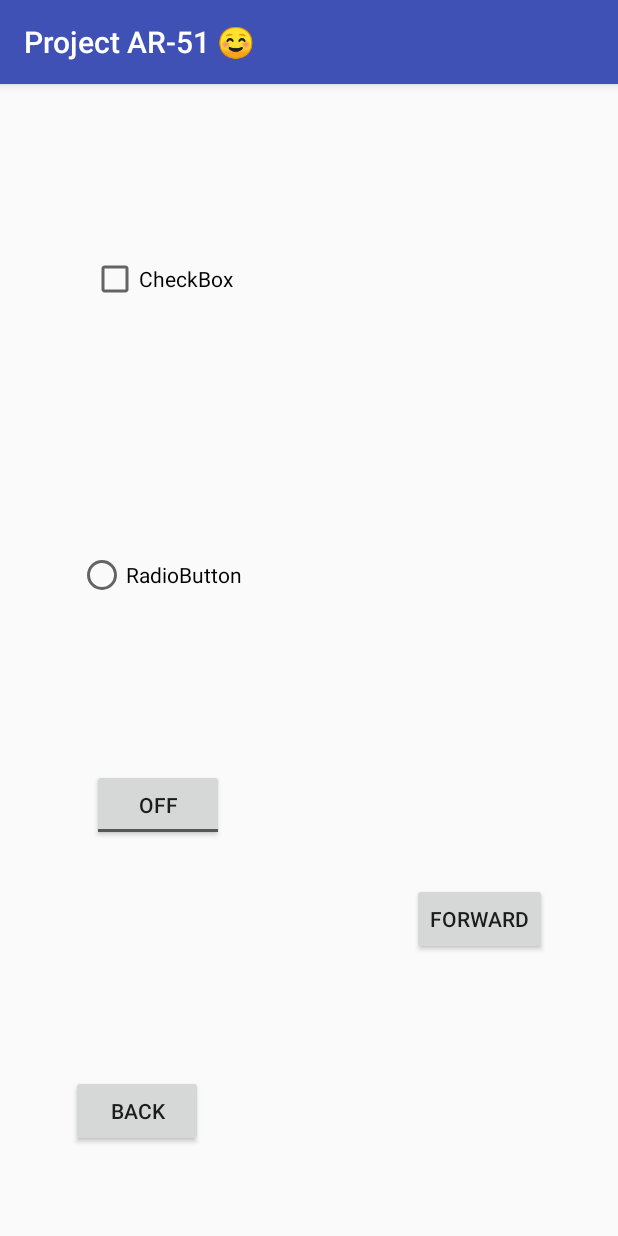
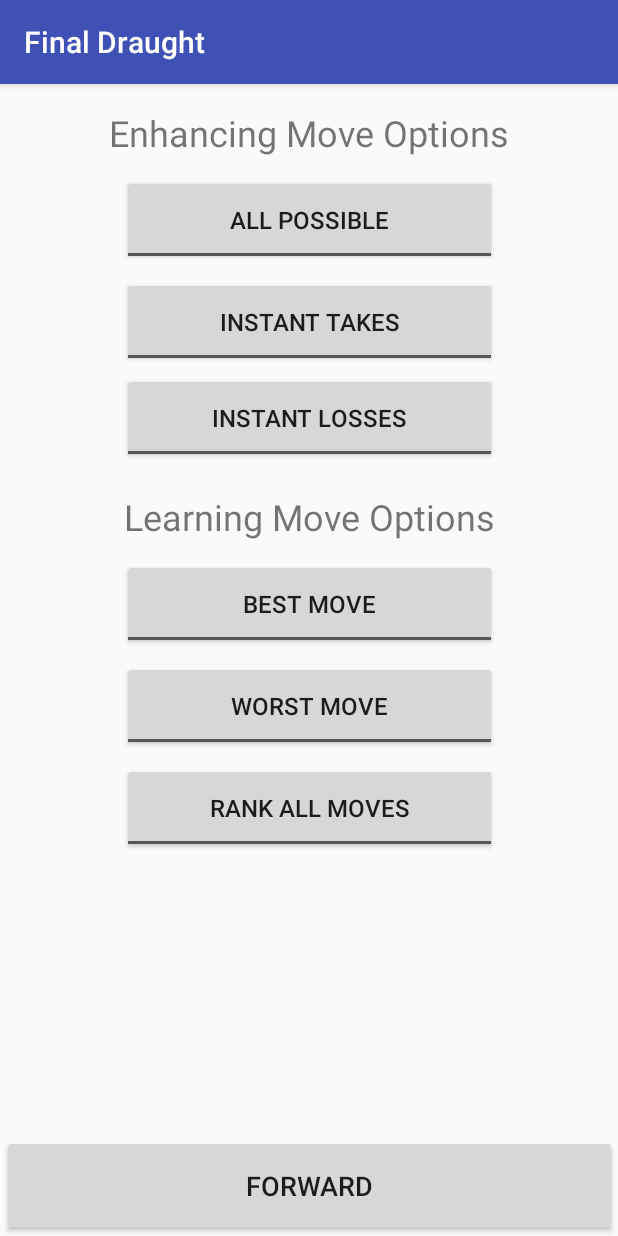
Before and after one commit to nathanpotolsky/AR51-SDD-2018, an Android app: the CheckersOptions1 screen opened directly, with no data from a screen before it, on a phone screen of 412 x 824 dp. Run offline under Robolectric (Android 15) with nearby library versions, the phone set to English and light mode, and no system bars.

Commit message:
Reworked UI on home page and checkers options page to be "basic" not WIP (work in process)

```diff
--- a/app/src/main/java/com/example/nathan/myapplication/CheckersOptions1.java
+++ b/app/src/main/java/com/example/nathan/myapplication/CheckersOptions1.java
@@ -1,7 +1,6 @@
 package com.example.nathan.myapplication;
 
 import android.content.Context;
-import android.content.Intent;
 import android.content.pm.PackageManager;
 import android.hardware.Camera;
 import android.os.Bundle;
@@ -17,14 +16,14 @@ public class CheckersOptions1 extends AppCompatActivity {
         super.onCreate(savedInstanceState);
         setContentView(R.layout.activity_checkers_options1);
 
-        Button backButton = (Button)findViewById(R.id.backButton);
-        backButton.setOnClickListener(new View.OnClickListener(){
-            @Override
-            public void onClick(View v){
-                Intent optionIntent = new Intent(getApplicationContext(), MainActivity.class);
-                startActivity(optionIntent);
-            }
-        });
+//        Button backButton = (Button)findViewById(R.id.backButton);
+//        backButton.setOnClickListener(new View.OnClickListener(){
+//            @Override
+//            public void onClick(View v){
+//                Intent optionIntent = new Intent(getApplicationContext(), MainActivity.class);
+//                startActivity(optionIntent);
+//            }
+//        });
 
         Button forwardButton = (Button)findViewById(R.id.forwardButton);
         forwardButton.setOnClickListener(new View.OnClickListener(){
--- a/app/src/main/res/layout/activity_checkers_options1.xml
+++ b/app/src/main/res/layout/activity_checkers_options1.xml
@@ -6,68 +6,126 @@
     android:layout_height="match_parent"
     tools:context="com.example.nathan.myapplication.CheckersOptions1">
 
-    <CheckBox
-        android:id="@+id/checkBox"
+    <Button
+        android:id="@+id/forwardButton"
+        android:layout_width="410dp"
+        android:layout_height="67dp"
+        android:layout_marginTop="400dp"
+        android:text="Forward"
+        android:textSize="18sp"
+        app:layout_constraintBottom_toBottomOf="parent"
+        app:layout_constraintEnd_toEndOf="parent"
+        app:layout_constraintHorizontal_bias="0.5"
+        app:layout_constraintStart_toStartOf="parent"
+        app:layout_constraintTop_toTopOf="parent"
+        app:layout_constraintVertical_bias="1.0" />
+
+    <ToggleButton
+        android:id="@+id/toggleButton"
+        android:layout_width="250dp"
+        android:layout_height="60dp"
+        android:layout_marginTop="12dp"
+        android:text="All Possible"
+        android:textOff="All Possible"
+        android:textOn="All Possible"
+        android:textSize="16sp"
+        app:layout_constraintEnd_toEndOf="parent"
+        app:layout_constraintHorizontal_bias="0.5"
+        app:layout_constraintStart_toStartOf="parent"
+        app:layout_constraintTop_toBottomOf="@+id/textView3" />
+
+    <ToggleButton
+        android:id="@+id/toggleButton2"
+        android:layout_width="250dp"
+        android:layout_height="60dp"
+        android:layout_marginTop="8dp"
+        android:text="ToggleButton"
+        android:textOff="Instant Takes"
+        android:textOn="Instant Takes"
+        android:textSize="16sp"
+        app:layout_constraintEnd_toEndOf="parent"
+        app:layout_constraintHorizontal_bias="0.5"
+        app:layout_constraintStart_toStartOf="parent"
+        app:layout_constraintTop_toBottomOf="@+id/toggleButton" />
+
+    <ToggleButton
+        android:id="@+id/toggleButton3"
+        android:layout_width="250dp"
+        android:layout_height="60dp"
+        android:layout_marginTop="4dp"
+        android:text="ToggleButton"
+        android:textOff="Instant Losses"
+        android:textOn="Instant Losses"
+        android:textSize="16sp"
+        app:layout_constraintEnd_toEndOf="parent"
+        app:layout_constraintHorizontal_bias="0.5"
+        app:layout_constraintStart_toStartOf="parent"
+        app:layout_constraintTop_toBottomOf="@+id/toggleButton2" />
+
+    <TextView
+        android:id="@+id/textView3"
         android:layout_width="wrap_content"
         android:layout_height="wrap_content"
-        android:layout_marginBottom="63dp"
-        android:layout_marginEnd="243dp"
-        android:layout_marginStart="47dp"
-        android:layout_marginTop="75dp"
-        android:text="CheckBox"
-        app:layout_constraintBottom_toTopOf="@+id/radioButton"
+        android:layout_marginTop="16dp"
+        android:text="Enhancing Move Options"
+        android:textSize="24sp"
         app:layout_constraintEnd_toEndOf="parent"
+        app:layout_constraintHorizontal_bias="0.5"
         app:layout_constraintStart_toStartOf="parent"
         app:layout_constraintTop_toTopOf="parent" />
 
-    <RadioButton
-        android:id="@+id/radioButton"
+    <TextView
+        android:id="@+id/textView5"
         android:layout_width="wrap_content"
         android:layout_height="wrap_content"
-        android:layout_marginBottom="37dp"
-        android:layout_marginEnd="237dp"
-        android:layout_marginStart="38dp"
-        android:layout_marginTop="63dp"
-        android:text="RadioButton"
-        app:layout_constraintBottom_toTopOf="@+id/toggleButton"
+        android:layout_marginTop="19dp"
+        android:text="Learning Move Options"
+        android:textSize="24sp"
         app:layout_constraintEnd_toEndOf="parent"
+        app:layout_constraintHorizontal_bias="0.5"
         app:layout_constraintStart_toStartOf="parent"
-        app:layout_constraintTop_toBottomOf="@+id/checkBox" />
+        app:layout_constraintTop_toBottomOf="@+id/toggleButton3" />
 
     <ToggleButton
-        android:id="@+id/toggleButton"
-        android:layout_width="wrap_content"
-        android:layout_height="wrap_content"
-        android:layout_marginBottom="117dp"
-        android:layout_marginEnd="249dp"
-        android:layout_marginStart="47dp"
-        android:layout_marginTop="37dp"
+        android:id="@+id/toggleButton4"
+        android:layout_width="250dp"
+        android:layout_height="60dp"
+        android:layout_marginTop="12dp"
         android:text="ToggleButton"
-        app:layout_constraintBottom_toTopOf="@+id/backButton"
+        android:textOff="Best Move"
+        android:textOn="Best Move"
+        android:textSize="16sp"
         app:layout_constraintEnd_toEndOf="parent"
+        app:layout_constraintHorizontal_bias="0.5"
         app:layout_constraintStart_toStartOf="parent"
-        app:layout_constraintTop_toBottomOf="@+id/radioButton" />
+        app:layout_constraintTop_toBottomOf="@+id/textView5" />
 
-    <Button
-        android:id="@+id/backButton"
-        android:layout_width="wrap_content"
-        android:layout_height="wrap_content"
-        android:layout_marginBottom="59dp"
-        android:layout_marginStart="47dp"
-        android:text="Back"
-        app:layout_constraintBottom_toBottomOf="parent"
-        app:layout_constraintStart_toStartOf="parent" />
+    <ToggleButton
+        android:id="@+id/toggleButton5"
+        android:layout_width="250dp"
+        android:layout_height="60dp"
+        android:layout_marginTop="8dp"
+        android:text="ToggleButton"
+        android:textOff="Worst Move"
+        android:textOn="Worst Move"
+        android:textSize="16sp"
+        app:layout_constraintEnd_toEndOf="parent"
+        app:layout_constraintHorizontal_bias="0.5"
+        app:layout_constraintStart_toStartOf="parent"
+        app:layout_constraintTop_toBottomOf="@+id/toggleButton4" />
 
-    <Button
-        android:id="@+id/forwardButton"
-        android:layout_width="wrap_content"
-        android:layout_height="wrap_content"
-        android:layout_marginBottom="59dp"
-        android:layout_marginEnd="47dp"
-        android:layout_marginTop="404dp"
-        android:text="Forward"
-        app:layout_constraintBottom_toBottomOf="parent"
+    <ToggleButton
+        android:id="@+id/toggleButton6"
+        android:layout_width="250dp"
+        android:layout_height="60dp"
+        android:layout_marginTop="8dp"
+        android:text="ToggleButton"
+        android:textOff="Rank All Moves"
+        android:textOn="Rank All Moves"
+        android:textSize="16sp"
         app:layout_constraintEnd_toEndOf="parent"
-        app:layout_constraintTop_toTopOf="parent" />
+        app:layout_constraintHorizontal_bias="0.5"
+        app:layout_constraintStart_toStartOf="parent"
+        app:layout_constraintTop_toBottomOf="@+id/toggleButton5" />
 
 </android.support.constraint.ConstraintLayout>
--- a/app/src/main/res/values/strings.xml
+++ b/app/src/main/res/values/strings.xml
@@ -1,4 +1,4 @@
 <resources>
-    <string name="app_name">Project AR-51 ☺</string>
+    <string name="app_name">Final Draught</string>
     <string name="title_activity_checkers_camera">CheckersCamera</string>
 </resources>
```
Also changed, not shown: app/src/main/java/com/example/nathan/myapplication/MainActivity.java (+3 -4 lines), app/src/main/res/layout/activity_main.xml (+43 -31 lines).
